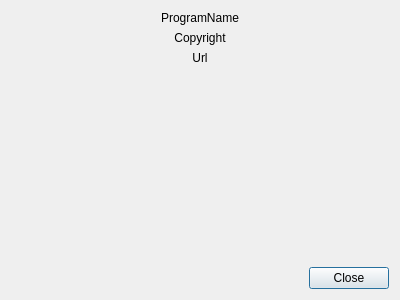
Qt form DlgAbout.ui (ram-0000/MibChecker) before a commit.
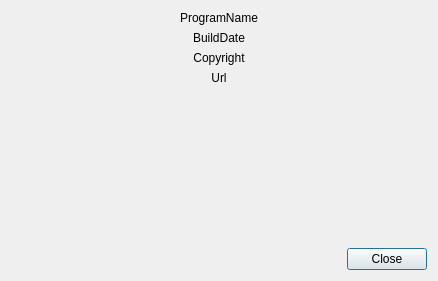
The same form after that commit. Icons and pictures are not drawn.

What changed in the file:
```diff
--- a/DlgAbout.ui
+++ b/DlgAbout.ui
@@ -6,8 +6,8 @@
    <rect>
     <x>0</x>
     <y>0</y>
-    <width>400</width>
-    <height>300</height>
+    <width>438</width>
+    <height>281</height>
    </rect>
   </property>
   <property name="windowTitle">
@@ -24,6 +24,16 @@
      </property>
     </widget>
    </item>
+   <item>
+    <widget class="QLabel" name="BuildDate">
+     <property name="text">
+      <string>BuildDate</string>
+     </property>
+     <property name="alignment">
+      <set>Qt::AlignCenter</set>
+     </property>
+    </widget>
+   </item>
    <item>
     <widget class="QLabel" name="Copyright">
      <property name="text">
```
